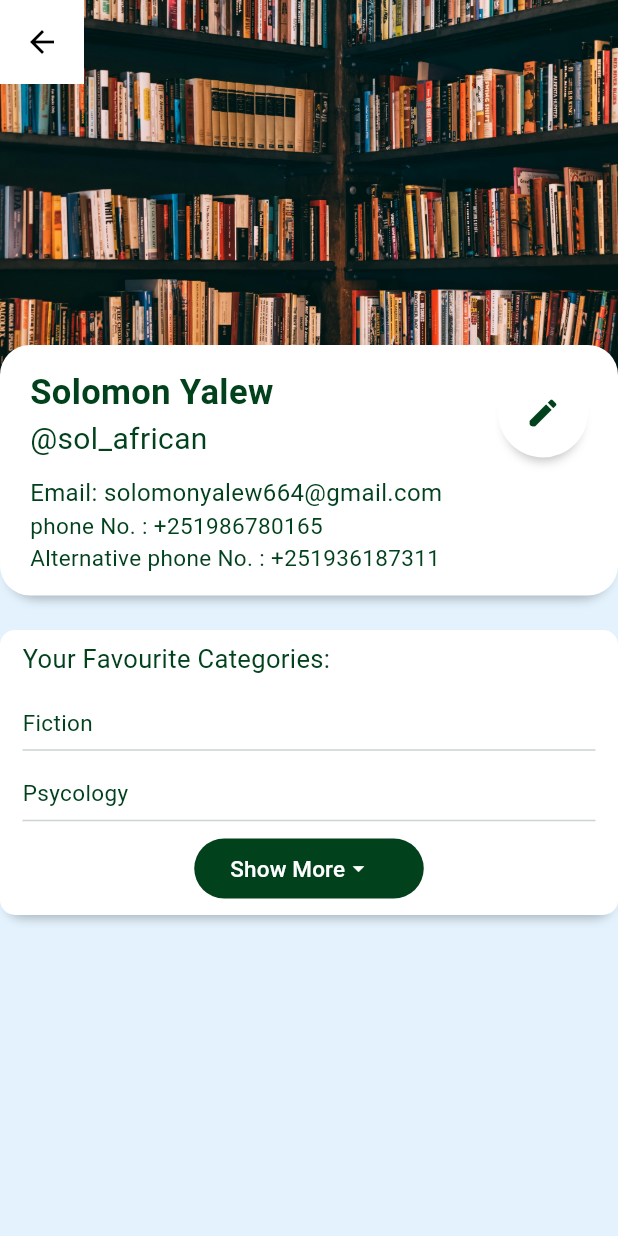
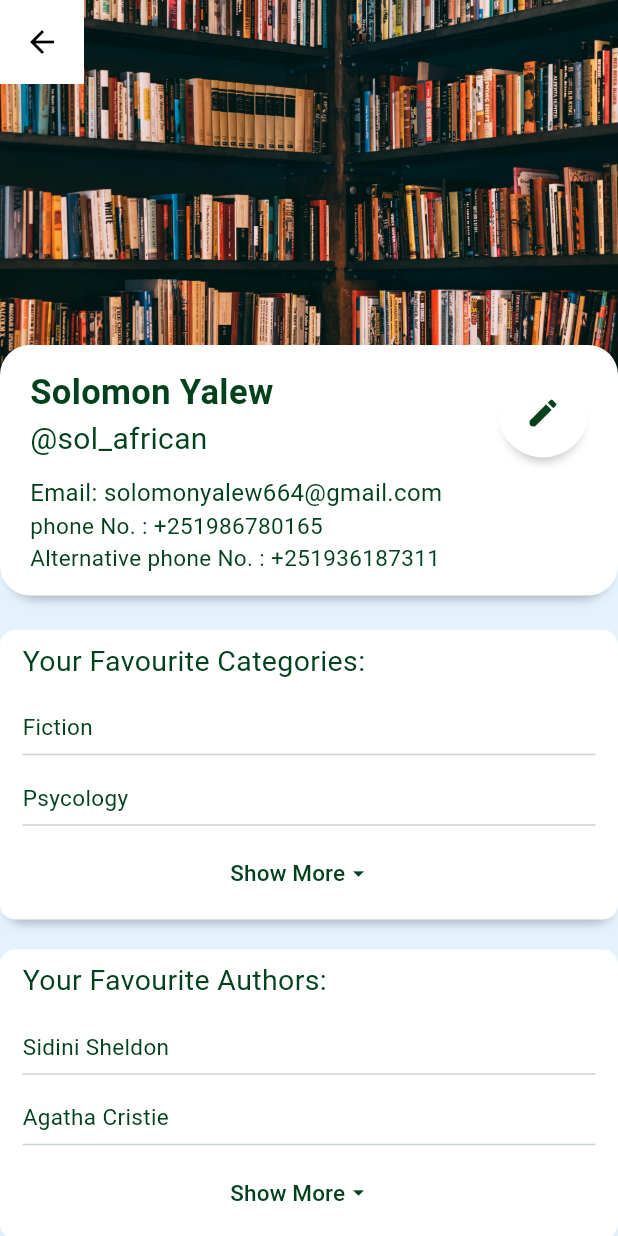
Before and after one commit to solomon-winner/brana, a Flutter app: the screen it shows after launch, in the side drawer, after a tap on "Profile", on a phone screen of 412 x 824 dp. Run offline on Flutter 3.47's test engine with Material 3 defaults, Android fonts, the phone set to English and light mode, and no system bars; our stand-ins replace curved_navigation_bar; missing offline and left inert: dart:ffi; Roboto replaces fonts that are missing (Verdana).

Commit message:
Component Loader Text button...

```diff
--- a/lib/pages/profile_page.dart
+++ b/lib/pages/profile_page.dart
@@ -74,7 +74,7 @@ class Profile extends StatelessWidget {
         children: [
           Text(
             "Your Favourite Categories: ",
-            style: TextStyle(fontSize: 17, color: BranaColor.BookTitleColor),
+            style: TextStyle(fontSize: 19, color: BranaColor.BookTitleColor),
           ),
           SizedBox(
             height: 10,
@@ -84,6 +84,42 @@ class Profile extends StatelessWidget {
         ],
       ),
     ),
+            SizedBox(
+          height: 20,
+        ),
+              Container(
+      width: MediaQuery.sizeOf(context).width,
+      padding: const EdgeInsets.symmetric(
+        vertical: 7.0,
+        horizontal: 15.0,
+      ),
+      decoration: BoxDecoration(
+          color: BranaColor.WhiteColor,
+          boxShadow: [
+            BoxShadow(
+                color: BranaColor.ShadowColor,
+                spreadRadius: -5.0,
+                blurRadius: 5.0,
+                offset: Offset(0.0, 7.0))
+          ],
+          borderRadius: BorderRadius.circular(10.0)),
+      child: Column(
+        mainAxisSize: MainAxisSize.max,
+        mainAxisAlignment: MainAxisAlignment.start,
+        crossAxisAlignment: CrossAxisAlignment.start,
+        children: [
+          Text(
+            "Your Favourite Authors: ",
+            style: TextStyle(fontSize: 19, color: BranaColor.BookTitleColor),
+          ),
+          SizedBox(
+            height: 10,
+          ),
+          Componentloader(list: ["Sidini Sheldon", "Agatha Cristie", "Trevor Noah", "Pableo Cohileo"],),
+
+        ],
+      ),
+    ),
       ])),
     );
   }
--- a/lib/utils/componentLoader.dart
+++ b/lib/utils/componentLoader.dart
@@ -57,12 +57,9 @@ class _ComponentloaderState extends State<Componentloader> {
                 crossAxisAlignment: CrossAxisAlignment.center,
                 mainAxisAlignment: MainAxisAlignment.center,
                 children: [
-                  FilledButton(
+                  TextButton(
                     onPressed: _loadMore,
-                    style: FilledButton.styleFrom(
-                      backgroundColor: BranaColor.BookTitleColor,
-                      foregroundColor: BranaColor.WhiteColor,
-                    ),
+
                     child: Container(
                       width: 105,
                       child: Row(
@@ -70,13 +67,13 @@ class _ComponentloaderState extends State<Componentloader> {
                           Text(
                             "Show More",
                             style: TextStyle(
-                              color: BranaColor.WhiteColor,
+                              color: BranaColor.BookTitleColor,
                               fontSize: 15,
                             ),
                           ),
                           Icon(
                             Icons.arrow_drop_down,
-                            color: BranaColor.WhiteColor,
+                            color: BranaColor.BookTitleColor,
                           ),
                         ],
                       ),
@@ -92,12 +89,8 @@ class _ComponentloaderState extends State<Componentloader> {
                 crossAxisAlignment: CrossAxisAlignment.center,
                 mainAxisAlignment: MainAxisAlignment.center,
                 children: [
-                  FilledButton(
+                  TextButton(
                     onPressed: _Unload,
-                    style: FilledButton.styleFrom(
-                      backgroundColor: BranaColor.BookTitleColor,
-                      foregroundColor: BranaColor.WhiteColor,
-                    ),
                     child: Container(
                       width: 105,
                       child: Row(
@@ -105,13 +98,13 @@ class _ComponentloaderState extends State<Componentloader> {
                           Text(
                             "Show Less",
                             style: TextStyle(
-                              color: BranaColor.WhiteColor,
+                              color: BranaColor.BookTitleColor,
                               fontSize: 15,
                             ),
                           ),
                           Icon(
                             Icons.arrow_drop_up,
-                            color: BranaColor.WhiteColor,
+                            color: BranaColor.BookTitleColor,
                           ),
                         ],
                       ),
```
